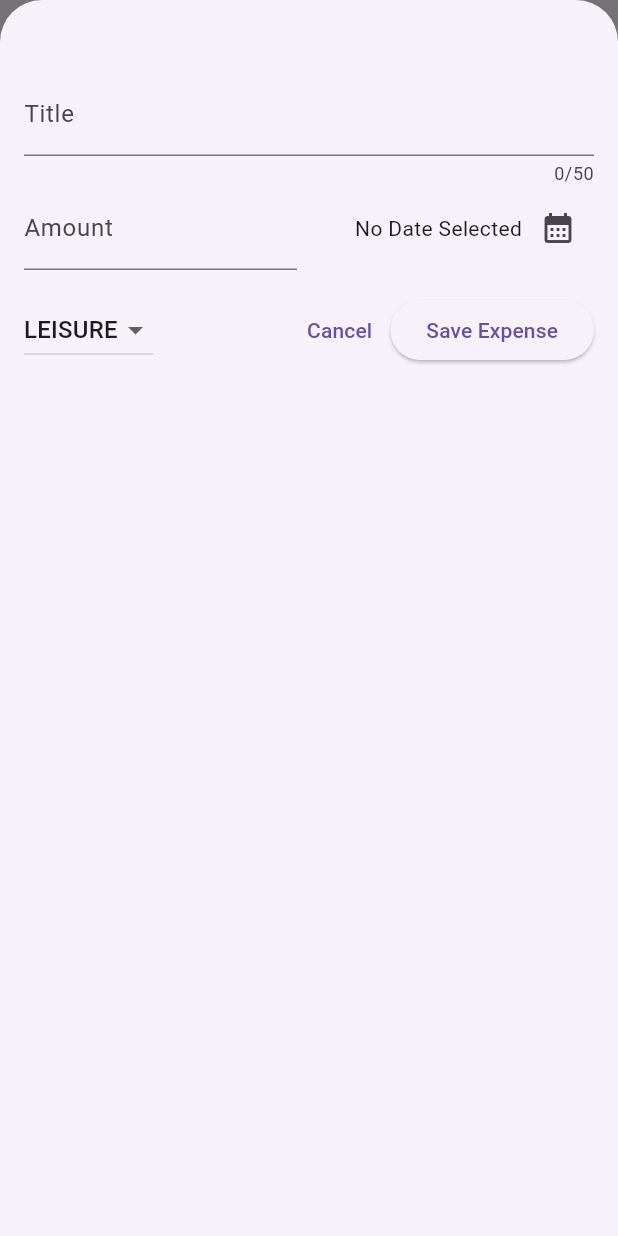
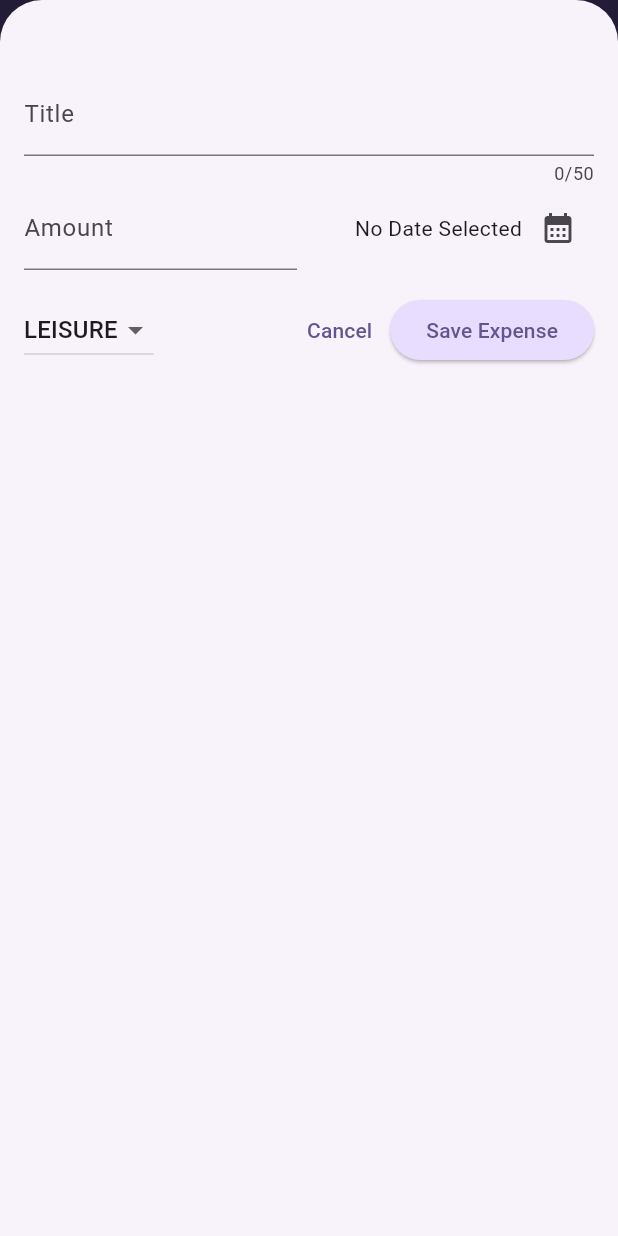
Before and after one commit to s2sharpit/spendr, a Flutter app: the screen it shows after launch, after a tap on the "add" icon, on a phone screen of 412 x 824 dp. Run offline on Flutter 3.47's test engine with Material 3 defaults, Android fonts, the phone set to English and light mode, and no system bars.

Commit message:
feat: implementing darkTheme

```diff
--- a/lib/main.dart
+++ b/lib/main.dart
@@ -1,11 +1,61 @@
 import 'package:flutter/material.dart';
+import 'package:spendr/widgets/expenses.dart';
 
-import 'package:spendr/widgets/expenses.dart';
+var kColorScheme = ColorScheme.fromSeed(
+  seedColor: const Color.fromARGB(255, 96, 59, 181),
+);
+
+var kDarkColorScheme = ColorScheme.fromSeed(
+  brightness: Brightness.dark,
+  seedColor: const Color.fromARGB(255, 5, 99, 125),
+);
 
 void main() {
   runApp(
-    const MaterialApp(
-      home: Expenses(),
+    MaterialApp(
+      darkTheme: ThemeData.dark().copyWith(
+        colorScheme: kDarkColorScheme,
+        cardTheme: const CardTheme().copyWith(
+          color: kDarkColorScheme.secondaryContainer,
+          margin: const EdgeInsets.symmetric(
+            horizontal: 16,
+            vertical: 8,
+          ),
+        ),
+        elevatedButtonTheme: ElevatedButtonThemeData(
+          style: ElevatedButton.styleFrom(
+            backgroundColor: kDarkColorScheme.primaryContainer,
+            foregroundColor: kDarkColorScheme.onPrimaryContainer,
+          ),
+        ),
+      ),
+      theme: ThemeData().copyWith(
+        colorScheme: kColorScheme,
+        appBarTheme: const AppBarTheme().copyWith(
+            backgroundColor: kColorScheme.onPrimaryContainer,
+            foregroundColor: kColorScheme.primaryContainer),
+        cardTheme: const CardTheme().copyWith(
+          color: kColorScheme.secondaryContainer,
+          margin: const EdgeInsets.symmetric(
+            horizontal: 16,
+            vertical: 8,
+          ),
+        ),
+        elevatedButtonTheme: ElevatedButtonThemeData(
+          style: ElevatedButton.styleFrom(
+            backgroundColor: kColorScheme.primaryContainer,
+          ),
+        ),
+        textTheme: ThemeData().textTheme.copyWith(
+              titleLarge: TextStyle(
+                fontWeight: FontWeight.bold,
+                color: kColorScheme.onSecondaryContainer,
+                fontSize: 16,
+              ),
+            ),
+      ),
+      themeMode: ThemeMode.system, // default
+      home: const Expenses(),
     ),
   );
 }
--- a/lib/widgets/expenses_list/expense_item.dart
+++ b/lib/widgets/expenses_list/expense_item.dart
@@ -15,8 +15,9 @@
           vertical: 16,
         ),
         child: Column(
+          crossAxisAlignment: CrossAxisAlignment.start,
           children: [
-            Text(expense.title),
+            Text(expense.title, style: Theme.of(context).textTheme.titleLarge,),
             const SizedBox(height: 4),
             Row(
               children: [
--- a/lib/widgets/expenses_list/expenses_list.dart
+++ b/lib/widgets/expenses_list/expenses_list.dart
@@ -18,6 +18,12 @@
       itemCount: expenses.length,
       itemBuilder: (ctx, index) => Dismissible(
         key: ValueKey(expenses[index]),
+        background: Container(
+          color: Theme.of(context).colorScheme.error.withOpacity(0.7),
+          margin: EdgeInsets.symmetric(
+            horizontal: Theme.of(context).cardTheme.margin!.horizontal,
+          ),
+        ),
         onDismissed: (direction) {
           onRemoveExpense(expenses[index]);
         },
```
